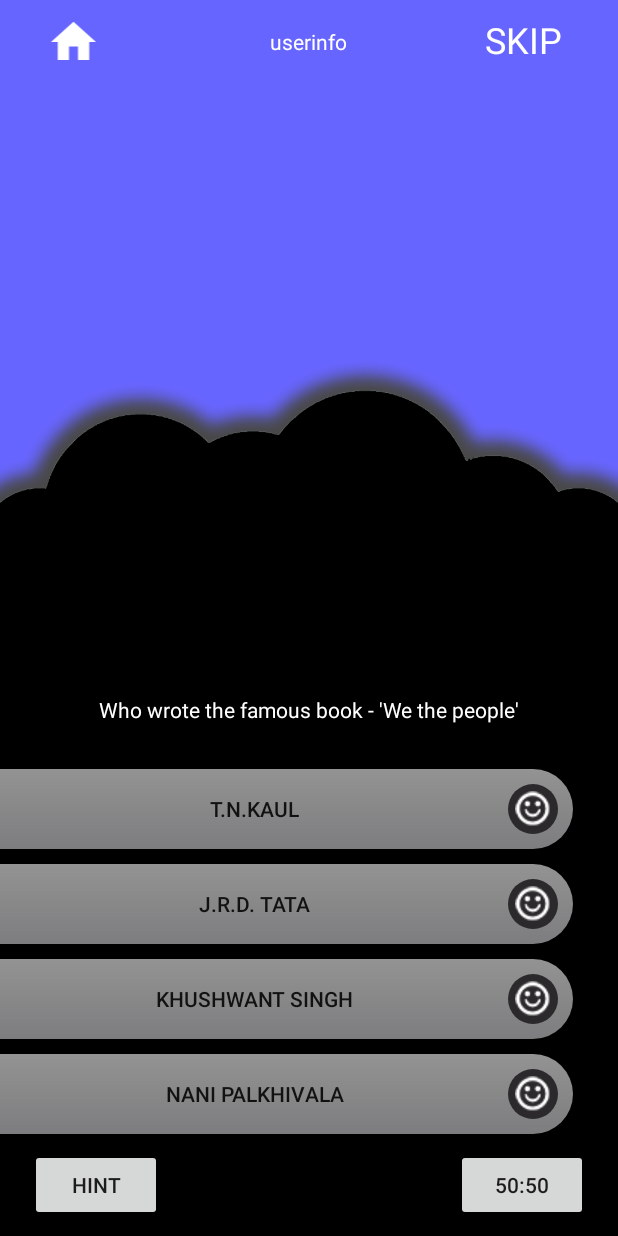
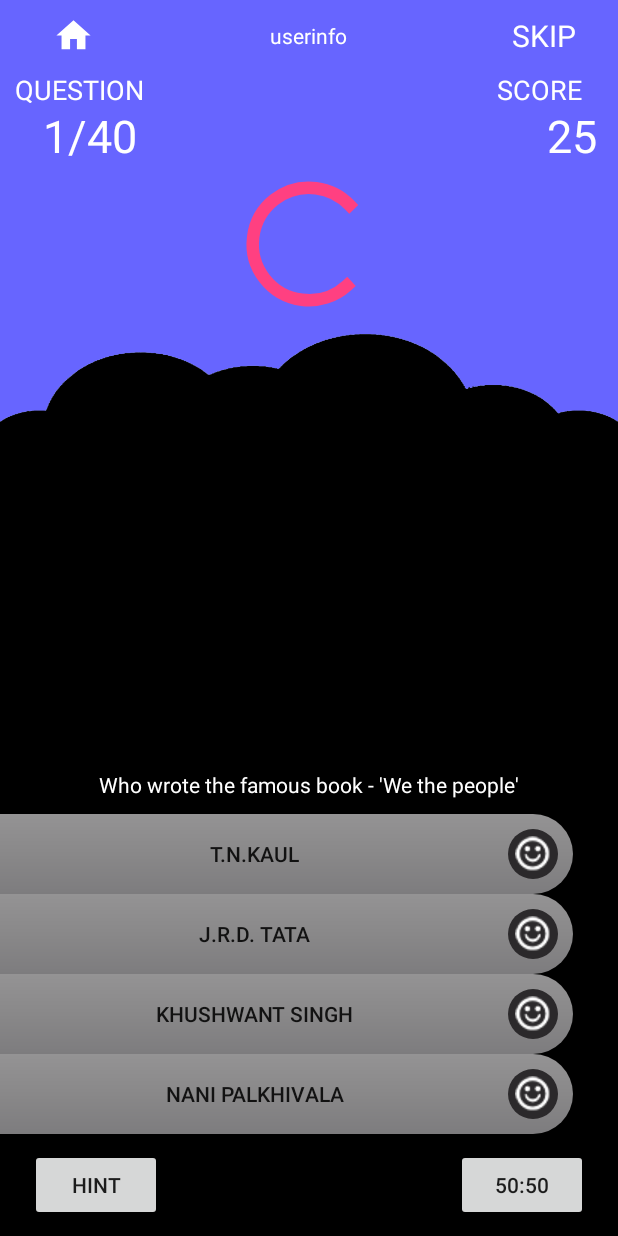
Before and after one commit to CharanNK/Quizzy, an Android app: the GamePlay screen opened directly, with no data from a screen before it, on a phone screen of 412 x 824 dp. Run offline under Robolectric (Android 15) with nearby library versions, the phone set to English and light mode, and no system bars.

Commit message:
Implementing progress timer

```diff
--- a/app/build.gradle
+++ b/app/build.gradle
@@ -25,4 +25,5 @@ dependencies {
     testImplementation 'junit:junit:4.12'
     androidTestImplementation 'com.android.support.test:runner:1.0.1'
     androidTestImplementation 'com.android.support.test.espresso:espresso-core:3.0.1'
+    compile 'com.github.lzyzsd:circleprogress:1.2.1'
 }
--- a/app/src/main/java/com/leocorp/bioquiz/GamePlay.java
+++ b/app/src/main/java/com/leocorp/bioquiz/GamePlay.java
@@ -1,11 +1,14 @@
 package com.leocorp.bioquiz;
 
 
+import android.animation.Animator;
+import android.animation.ObjectAnimator;
 import android.app.Activity;
 import android.database.Cursor;
 import android.graphics.Color;
 import android.graphics.drawable.Drawable;
 import android.os.Bundle;
+import android.os.CountDownTimer;
 import android.os.Handler;
 import android.support.annotation.Nullable;
 import android.support.v7.app.AppCompatActivity;
@@ -13,8 +16,10 @@ import android.util.Log;
 import android.view.View;
 import android.view.animation.Animation;
 import android.view.animation.AnimationUtils;
+import android.view.animation.DecelerateInterpolator;
 import android.view.animation.TranslateAnimation;
 import android.widget.Button;
+import android.widget.ProgressBar;
 import android.widget.TextView;
 
 import java.io.IOException;
@@ -39,6 +44,9 @@ public class GamePlay extends Activity implements View.OnClickListener {
     private int buttonBackground;
     private Animation animSlideLeftRight;
     private Animation animSlideRightLeft;
+    int i=0;
+    ProgressBar mProgressBar;
+    CountDownTimer mCountDownTimer;
     private int[] optionButtons = {R.id.option1, R.id.option2, R.id.option3, R.id.option4};
 
     @Override
--- a/app/src/main/res/layout/gameplay.xml
+++ b/app/src/main/res/layout/gameplay.xml
@@ -3,6 +3,7 @@
     android:layout_width="match_parent"
     android:layout_height="match_parent"
     android:background="#6765ff"
+    android:weightSum="2"
     android:orientation="vertical">
 
     <LinearLayout
@@ -33,7 +34,7 @@
 
                 <ImageView
                     android:layout_width="0dp"
-                    android:layout_height="wrap_content"
+                    android:layout_height="match_parent"
                     android:layout_alignParentLeft="true"
                     android:layout_gravity="left"
                     android:layout_weight="1"
@@ -47,82 +48,173 @@
                 <TextView
                     android:layout_width="0dp"
                     android:layout_height="wrap_content"
-                    android:layout_alignParentRight="true"
                     android:layout_weight="1"
+                    android:gravity="center"
                     android:text="SKIP"
                     android:textColor="@color/colorWhite"
-                    android:textSize="24sp" />
+                    android:textSize="20sp" />
             </LinearLayout>
-
         </FrameLayout>
-
+        <android.support.v4.widget.Space
+            android:layout_width="match_parent"
+            android:layout_height="@dimen/padding_10" />
+        <LinearLayout
+            android:layout_width="match_parent"
+            android:layout_height="match_parent"
+            android:orientation="horizontal"
+            android:weightSum="3.9"
+            android:layout_gravity="center">
+            <LinearLayout
+                android:layout_width="0dp"
+                android:layout_weight="1"
+                android:layout_height="match_parent"
+                android:weightSum="3"
+                android:orientation="vertical">
+                <TextView
+                    android:layout_width="match_parent"
+                    android:layout_height="0dp"
+                    android:layout_weight="1"
+                    android:textSize="18sp"
+                    android:textColor="@color/colorWhite"
+                    android:text="QUESTION"/>
+                <TextView
+                    android:layout_width="match_parent"
+                    android:layout_height="0dp"
+                    android:layout_weight="2"
+                    android:textSize="30sp"
+                    android:gravity="center"
+                    android:textColor="@color/colorWhite"
+                    android:text="1/40"/>
+            </LinearLayout>
+            <android.support.v4.widget.Space
+                android:layout_width="0dp"
+                android:layout_height="match_parent"
+                android:layout_weight="2.2" />
+            <LinearLayout
+                android:layout_width="0dp"
+                android:layout_weight="1"
+                android:layout_height="match_parent"
+                android:weightSum="3"
+                android:orientation="vertical">
+                <TextView
+                    android:layout_width="wrap_content"
+                    android:layout_height="0dp"
+                    android:textSize="18sp"
+                    android:gravity="center"
+                    android:layout_weight="1"
+                    android:textColor="@color/colorWhite"
+                    android:text="SCORE"/>
+                <TextView
+                    android:layout_width="match_parent"
+                    android:layout_height="0dp"
+                    android:layout_weight="2"
+                    android:gravity="center"
+                    android:textSize="30sp"
+                    android:textColor="@color/colorWhite"
+                    android:text="25"/>
+            </LinearLayout>
+        </LinearLayout>
+        <LinearLayout
+            android:layout_width="match_parent"
+            android:layout_height="wrap_content">
+            <ProgressBar
+                android:id="@+id/progressBar3"
+                style="?android:attr/progressBarStyle"
+                android:max="100"
+                android:progress="0"
+                android:layout_width="100dp"
+                android:layout_height="100dp"
+                android:layout_weight="1" />
+        </LinearLayout>
     </LinearLayout>
 
     <LinearLayout
         android:layout_width="match_parent"
-        android:layout_height="wrap_content"
-        android:layout_weight="1"
+        android:layout_height="0dp"
+        android:layout_weight="2"
         android:background="@drawable/linear_background"
+        android:orientation="vertical"
         android:gravity="bottom"
-        android:orientation="vertical"
         android:paddingBottom="@dimen/padding_10">
 
         <LinearLayout
             android:layout_width="match_parent"
             android:layout_height="wrap_content"
-            android:orientation="vertical">
+            android:orientation="vertical"
+            android:weightSum="9">
 
             <TextView
                 android:id="@+id/questionTextBox"
                 android:layout_width="match_parent"
-                android:layout_height="wrap_content"
-                android:layout_marginBottom="@dimen/padding_20"
+                android:layout_height="0dp"
+                android:layout_weight="2"
                 android:gravity="center"
                 android:padding="@dimen/padding_10"
                 android:text="Question"
                 android:textColor="#ffffff" />
 
+            <android.support.v4.widget.Space
+                android:layout_width="match_parent"
+                android:layout_height="0dp"
+                android:layout_weight="1" />
+
             <Button
                 android:id="@+id/option1"
                 android:layout_width="match_parent"
-                android:layout_height="wrap_content"
+                android:layout_height="0dp"
                 android:layout_marginRight="@dimen/padding_30"
+                android:layout_weight="1.2"
                 android:background="@drawable/custombutton_default"
                 android:drawableRight="@drawable/white_happy_smiley"
                 android:paddingBottom="@dimen/padding_10"
                 android:paddingRight="@dimen/padding_10"
                 android:paddingTop="@dimen/padding_10" />
 
+            <android.support.v4.widget.Space
+                android:layout_width="match_parent"
+                android:layout_height="0dp"
+                android:layout_weight="0.3" />
+
             <Button
                 android:id="@+id/option2"
                 android:layout_width="match_parent"
-                android:layout_height="wrap_content"
+                android:layout_height="0dp"
                 android:layout_marginRight="@dimen/padding_30"
-                android:layout_marginTop="@dimen/padding_10"
+                android:layout_weight="1.2"
                 android:background="@drawable/custombutton_default"
                 android:drawableRight="@drawable/white_happy_smiley"
                 android:paddingBottom="@dimen/padding_10"
                 android:paddingRight="@dimen/padding_10"
                 android:paddingTop="@dimen/padding_10" />
 
+            <android.support.v4.widget.Space
+                android:layout_width="match_parent"
+                android:layout_height="0dp"
+                android:layout_weight="0.3" />
+
             <Button
                 android:id="@+id/option3"
                 android:layout_width="match_parent"
-                android:layout_height="wrap_content"
+                android:layout_height="0dp"
                 android:layout_marginRight="@dimen/padding_30"
-                android:layout_marginTop="@dimen/padding_10"
+                android:layout_weight="1.2"
                 android:background="@drawable/custombutton_default"
                 android:drawableRight="@drawable/white_happy_smiley"
                 android:paddingBottom="@dimen/padding_10"
                 android:paddingRight="@dimen/padding_10"
                 android:paddingTop="@dimen/padding_10" />
 
+            <android.support.v4.widget.Space
+                android:layout_width="match_parent"
+                android:layout_height="0dp"
+                android:layout_weight="0.3" />
+
             <Button
                 android:id="@+id/option4"
                 android:layout_width="match_parent"
-                android:layout_height="wrap_content"
+                android:layout_height="0dp"
                 android:layout_marginRight="@dimen/padding_30"
-                android:layout_marginTop="@dimen/padding_10"
+                android:layout_weight="1.2"
                 android:background="@drawable/custombutton_default"
                 android:drawableRight="@drawable/white_happy_smiley"
                 android:paddingBottom="@dimen/padding_10"
@@ -131,7 +223,8 @@
 
             <LinearLayout
                 android:layout_width="match_parent"
-                android:layout_height="wrap_content"
+                android:layout_height="0dp"
+                android:layout_weight="1.3"
                 android:orientation="horizontal"
                 android:paddingLeft="@dimen/padding_20"
                 android:paddingRight="@dimen/padding_20"
--- a/build.gradle
+++ b/build.gradle
@@ -19,6 +19,7 @@ allprojects {
     repositories {
         google()
         jcenter()
+        maven { url "https://jitpack.io" }
     }
 }
 
```
Also changed, not shown: app/src/main/res/drawable/linear_background.png.
